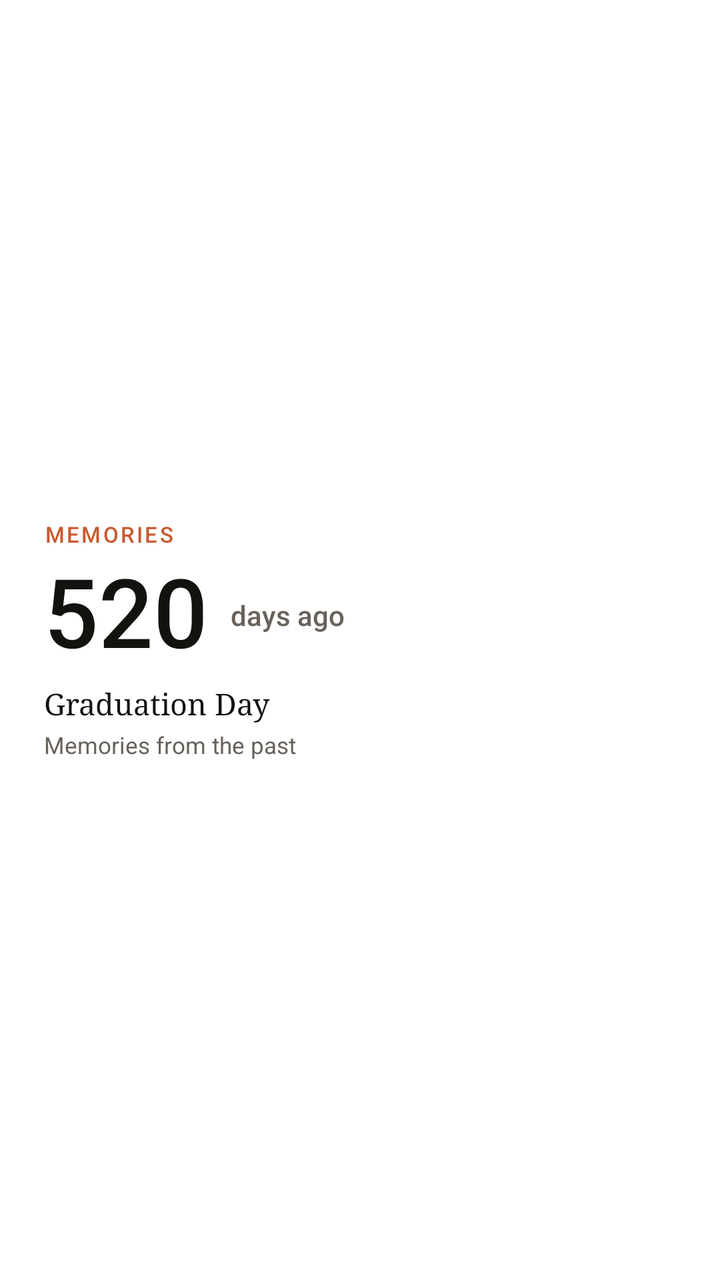
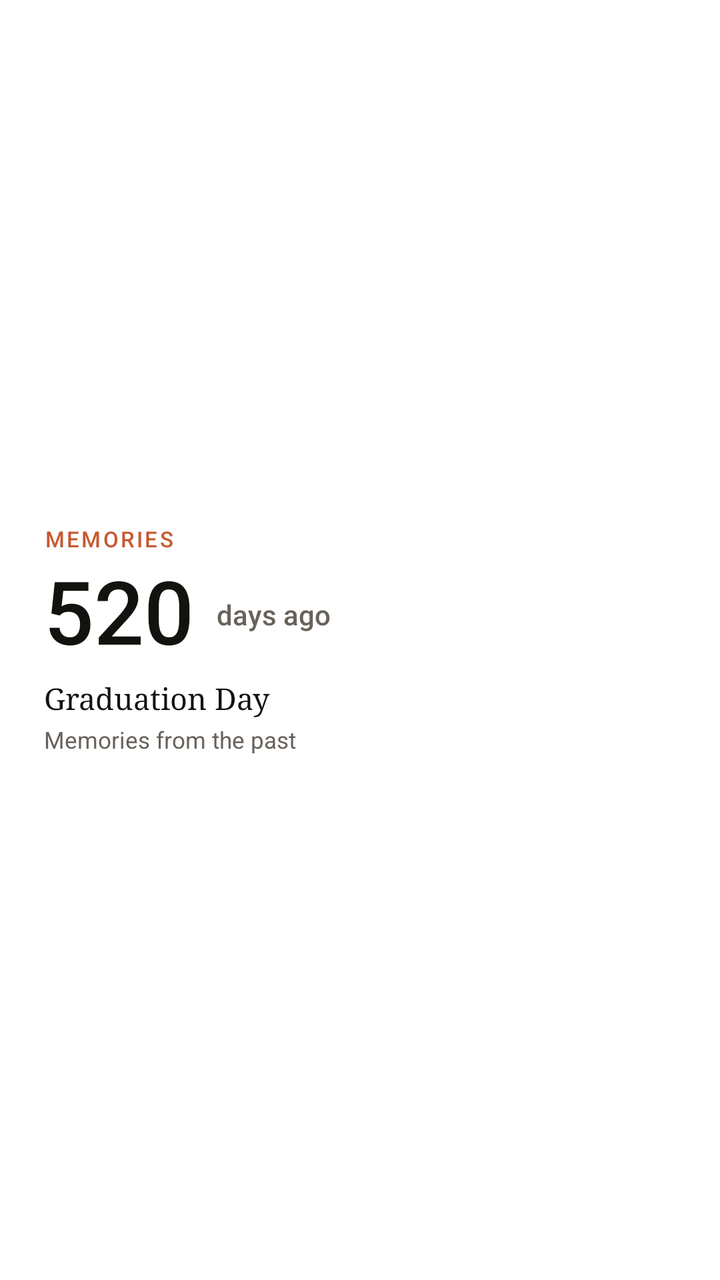

Two renders of the same Android screen: before a commit and after it. Below are the layout's source before the change and the commit's diff.
<!-- AndroidManifest.xml: fallback theme Theme.MaterialComponents.DayNight.NoActionBar -->
<!-- res/layout/widget_then_moment.xml -->
<?xml version="1.0" encoding="utf-8"?>
<FrameLayout xmlns:android="http://schemas.android.com/apk/res/android"
    android:id="@+id/widget_root"
    android:layout_width="match_parent"
    android:layout_height="match_parent">

    <ImageView
        android:id="@+id/widget_bg"
        android:layout_width="match_parent"
        android:layout_height="match_parent"
        android:scaleType="fitXY" />

    <LinearLayout
        android:layout_width="match_parent"
        android:layout_height="match_parent"
        android:orientation="vertical"
        android:gravity="center_vertical"
        android:paddingStart="22dp"
        android:paddingEnd="22dp"
        android:paddingTop="16dp"
        android:paddingBottom="16dp">

        
        <TextView
            android:id="@+id/then_header"
            android:layout_width="wrap_content"
            android:layout_height="wrap_content"
            android:text="MEMORIES"
            android:textSize="11sp"
            android:fontFamily="sans-serif-medium"
            android:textColor="#C85A32"
            android:letterSpacing="0.1" />

        
        <LinearLayout
            android:layout_width="match_parent"
            android:layout_height="wrap_content"
            android:orientation="horizontal"
            android:gravity="center_vertical"
            android:layout_marginTop="5dp"
            android:layout_marginBottom="4dp">

            <TextView
                android:id="@+id/then_days"
                android:layout_width="wrap_content"
                android:layout_height="wrap_content"
                android:text="520"
                android:textSize="48sp"
                android:fontFamily="sans-serif-medium"
                android:textColor="#14120E"
                android:includeFontPadding="false"
                android:maxLines="1"
                android:ellipsize="end" />

            <TextView
                android:id="@+id/then_unit_label"
                android:layout_width="wrap_content"
                android:layout_height="wrap_content"
                android:text=" days ago"
                android:textSize="14sp"
                android:fontFamily="sans-serif-medium"
                android:textColor="#68625B"
                android:layout_marginStart="8dp"
                android:singleLine="true" />
        </LinearLayout>

        
        <TextView
            android:id="@+id/then_title"
            android:layout_width="match_parent"
            android:layout_height="wrap_content"
            android:text="Graduation Day"
            android:textSize="15sp"
            android:fontFamily="serif"
            android:textColor="#14120E"
            android:maxLines="2"
            android:ellipsize="end"
            android:lineSpacingExtra="2dp"
            android:layout_marginTop="2dp" />

        
        <TextView
            android:id="@+id/then_date_subtitle"
            android:layout_width="match_parent"
            android:layout_height="wrap_content"
            android:text="Memories from the past"
            android:textSize="11.5sp"
            android:fontFamily="sans-serif"
            android:textColor="#68625B"
            android:layout_marginTop="3dp"
            android:maxLines="1"
            android:ellipsize="end" />
    </LinearLayout>
</FrameLayout>
<!-- resources referenced by this layout -->
<resources>

</resources>

<!-- the commit's change to res/layout/widget_then_moment.xml (unified diff, before → after) -->
@@ -45,12 +45,34 @@
                 android:layout_width="wrap_content"
                 android:layout_height="wrap_content"
                 android:text="520"
-                android:textSize="48sp"
+                android:textSize="44sp"
                 android:fontFamily="sans-serif-medium"
                 android:textColor="#14120E"
                 android:includeFontPadding="false"
                 android:maxLines="1"
                 android:ellipsize="end" />
+
+            <TextView
+                android:id="@+id/then_separator"
+                android:layout_width="wrap_content"
+                android:layout_height="wrap_content"
+                android:text=" • "
+                android:textSize="22sp"
+                android:fontFamily="sans-serif-medium"
+                android:textColor="#8A847C"
+                android:includeFontPadding="false"
+                android:visibility="gone" />
+
+            <Chronometer
+                android:id="@+id/then_chronometer"
+                android:layout_width="wrap_content"
+                android:layout_height="wrap_content"
+                android:textSize="28sp"
+                android:fontFamily="sans-serif-medium"
+                android:textColor="#14120E"
+                android:includeFontPadding="false"
+                android:maxLines="1"
+                android:visibility="gone" />
 
             <TextView
                 android:id="@+id/then_unit_label"
